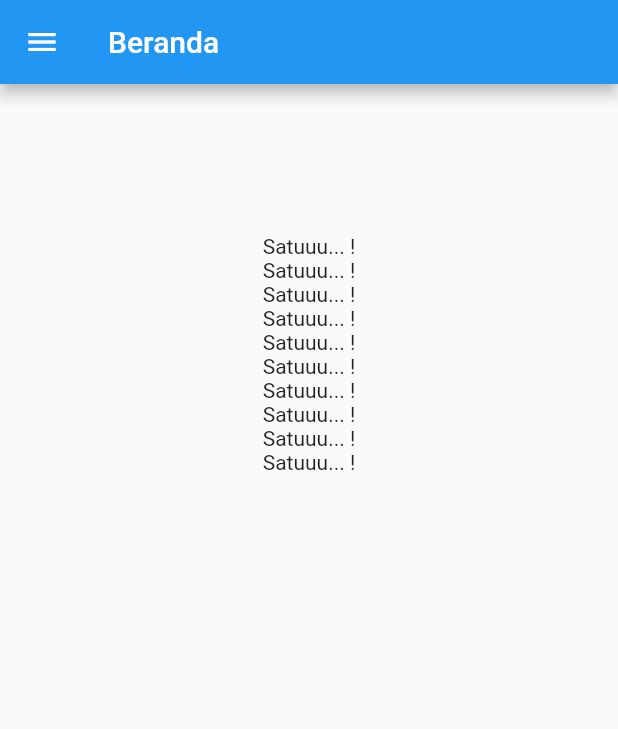
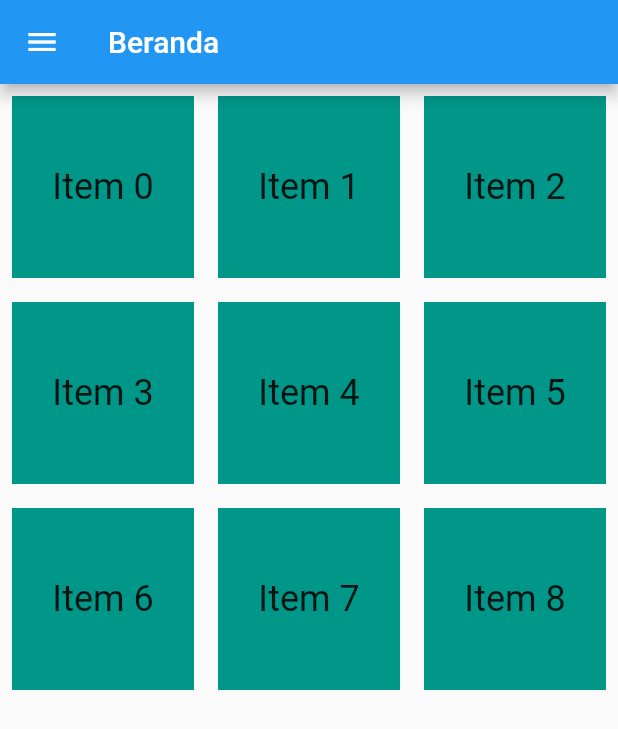
Before and after one commit to realplayer123/RPL, a Flutter app: the HomePage screen opened by its route, on a phone screen of 412 x 824 dp. Shown: the top 729 px of the screen. Run offline on Flutter 3.47's test engine with Material 2 defaults, Android fonts, the phone set to English and light mode, and no system bars; our stand-ins replace material_design_icons_flutter.

Commit message:
added grid for homepage

```diff
--- a/dokmas/lib/main.dart
+++ b/dokmas/lib/main.dart
@@ -1,4 +1,6 @@
 import 'package:flutter/material.dart';
+import 'package:material_design_icons_flutter/material_design_icons_flutter.dart';
+
 
 void main() {
   runApp(
@@ -163,7 +165,14 @@ class LoginPageState extends State<LoginPage> {
 class HomePage extends StatelessWidget {
   // autentikasi disini
 
+  int __counter =0;
+  static List items;
   String currentProfilePic = "https://www.shareicon.net/data/128x128/2017/02/07/878237_user_512x512.png";
+
+  void initState(){
+
+  }
+
   @override
   Widget build(BuildContext context) {
     Widget mainDrawer = Drawer(
@@ -177,7 +186,6 @@ class HomePage extends StatelessWidget {
                 child: new CircleAvatar(
                   backgroundImage: new NetworkImage(currentProfilePic),
                 ),
-                onTap: () => print("This is your current account."),
               ),
               decoration: new BoxDecoration(
                 image: new DecorationImage(
@@ -188,10 +196,16 @@ class HomePage extends StatelessWidget {
             ),
         ListTile(
           title: Text('Dokumen baru'),
-          onTap: () {},
+          onTap: () {
+            Navigator.pushNamed(
+              context,
+              '/grid'
+            );
+          },
         ),
         ListTile(
           title: Text('Setting'),
+
           onTap: () {},
         ),
         Divider(),
@@ -212,42 +226,26 @@ class HomePage extends StatelessWidget {
         title: Text("Beranda"),
       ),
       drawer: mainDrawer,
-      body: ListView(
-        padding: const EdgeInsets.all(100.0),
-        children: <Widget>[
-          Center(
-            child: Text("Satuuu... !"),
-          ),
-          Center(
-            child: Text("Satuuu... !"),
-          ),
-          Center(
-            child: Text("Satuuu... !"),
-          ),
-          Center(
-            child: Text("Satuuu... !"),
-          ),
-          Center(
-            child: Text("Satuuu... !"),
-          ),
-          Center(
-            child: Text("Satuuu... !"),
-          ),
-          Center(
-            child: Text("Satuuu... !"),
-          ),
-          Center(
-            child: Text("Satuuu... !"),
-          ),
-          Center(
-            child: Text("Satuuu... !"),
-          ),
-          Center(
-            child: Text("Satuuu... !"),
-          ),
-        ],
+      body: GridView.count(
+          // Create a grid with 3 columns. If you change the scrollDirection to
+          // horizontal, this would produce 2 rows (if the rows exceed the screen).
+          crossAxisCount: 3,
+          // Generate 100 Widgets that display their index in the List
+          children: List.generate(9, (index) {
+            return Container(
+              margin: EdgeInsets.all(8.0),
+              decoration: BoxDecoration(color: Colors.teal),
+              child: Center(
+                child: Text(
+                  'Item $index',
+                  style: Theme.of(context).textTheme.headline,
+                ),
+              ),
+            );
+          }),
       ),
     );
+
   }
 
   // Drawer a.k.a side menu
--- a/dokmas/pubspec.yaml
+++ b/dokmas/pubspec.yaml
@@ -19,6 +19,7 @@ environment:
 dependencies:
   flutter:
     sdk: flutter
+  material_design_icons_flutter: 3.2.3595
 
   # The following adds the Cupertino Icons font to your application.
   # Use with the CupertinoIcons class for iOS style icons.
@@ -39,6 +40,7 @@ flutter:
   # included with your application, so that you can use the icons in
   # the material Icons class.
   uses-material-design: true
+
 
   # To add assets to your application, add an assets section, like this:
   assets:
```
Also changed, not shown: dokmas/pubspec.lock.
